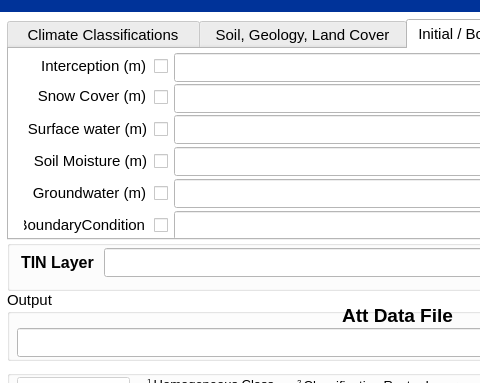
Above: 5DataModelLoader/2AttDataFile/attdatafile.ui from leonard-psu/PIHMgis before the change; both pictures show x 0 to 480 and y 0 to 383 of the 800 by 620 pixel window. Below: the same form after it.
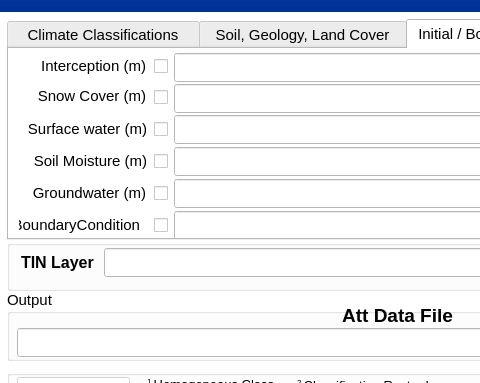
That is the form after the change. The open tabs and pages were chosen to show the change.

Patch:
```diff
--- a/5DataModelLoader/2AttDataFile/attdatafile.ui
+++ b/5DataModelLoader/2AttDataFile/attdatafile.ui
@@ -160,6 +160,15 @@
        </color>
       </brush>
      </colorrole>
+     <colorrole role="PlaceholderText">
+      <brush brushstyle="NoBrush">
+       <color alpha="128">
+        <red>0</red>
+        <green>0</green>
+        <blue>0</blue>
+       </color>
+      </brush>
+     </colorrole>
     </active>
     <inactive>
      <colorrole role="WindowText">
@@ -297,6 +306,15 @@
        </color>
       </brush>
      </colorrole>
+     <colorrole role="PlaceholderText">
+      <brush brushstyle="NoBrush">
+       <color alpha="128">
+        <red>0</red>
+        <green>0</green>
+        <blue>0</blue>
+       </color>
+      </brush>
+     </colorrole>
     </inactive>
     <disabled>
      <colorrole role="WindowText">
@@ -434,6 +452,15 @@
        </color>
       </brush>
      </colorrole>
+     <colorrole role="PlaceholderText">
+      <brush brushstyle="NoBrush">
+       <color alpha="128">
+        <red>0</red>
+        <green>0</green>
+        <blue>0</blue>
+       </color>
+      </brush>
+     </colorrole>
     </disabled>
    </palette>
   </property>
@@ -2569,7 +2596,7 @@
     <widget class="QLabel" name="textLabelBoundaryCondition">
      <property name="geometry">
       <rect>
-       <x>15</x>
+       <x>10</x>
        <y>160</y>
        <width>121</width>
        <height>31</height>
```
Left out of the diff: 56 changed lines with no effect on the pictures.
